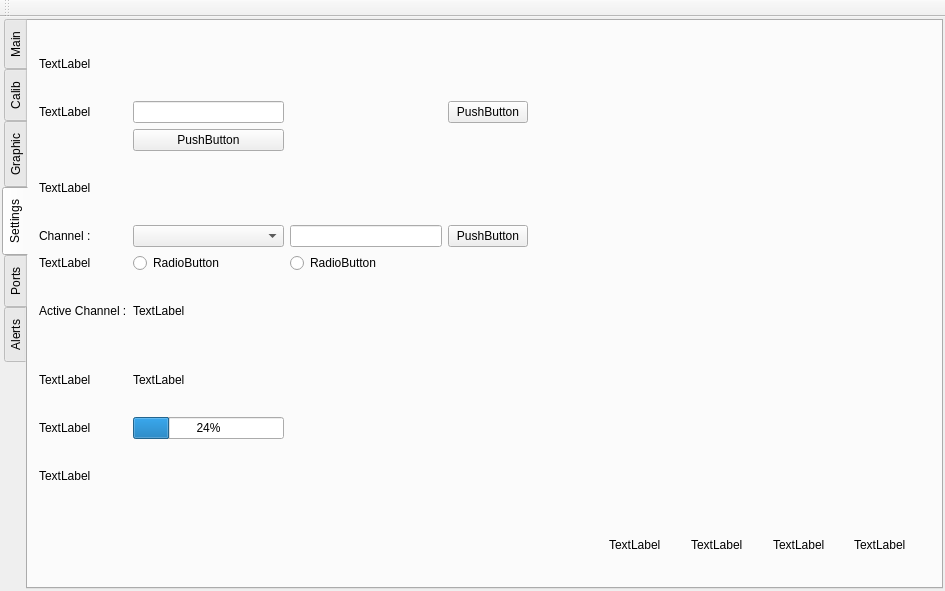
Before: the Qt Designer form dlcalmenu.ui in silozd/Data_Logger, drawn with Qt 5.
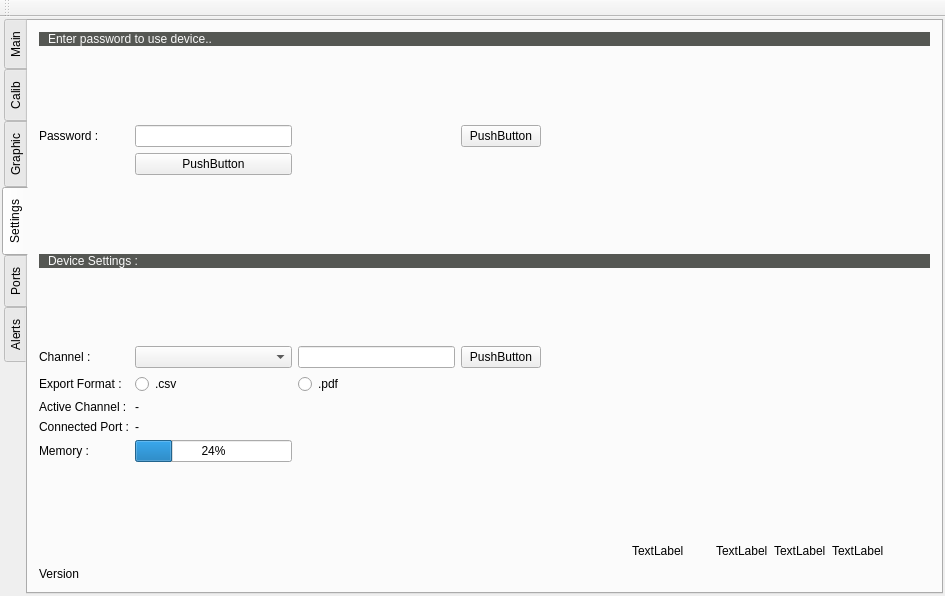
After: the same form once the commit is applied. The open tabs and pages were chosen to show the change.

Commit message: scroll , combobox added

Patch:
```diff
--- a/dlcalmenu.ui
+++ b/dlcalmenu.ui
@@ -7,7 +7,7 @@
     <x>0</x>
     <y>0</y>
     <width>945</width>
-    <height>591</height>
+    <height>596</height>
    </rect>
   </property>
   <property name="windowTitle">
@@ -563,175 +563,266 @@
        <attribute name="title">
         <string>Settings</string>
        </attribute>
-       <layout class="QGridLayout" name="gridLayout_10" columnstretch="1,2,2,1,1,1,1,1,1">
-        <item row="8" column="1">
-         <widget class="QProgressBar" name="progressBar">
-          <property name="value">
-           <number>24</number>
+       <layout class="QGridLayout" name="gridLayout_10" rowstretch="1,0,1,1,0,0,0,1,1,0,0,1,0,0,0" columnstretch="1,2,2,1,1,1,0,0,0,0">
+        <item row="13" column="4">
+         <spacer name="horizontalSpacer_4">
+          <property name="orientation">
+           <enum>Qt::Horizontal</enum>
           </property>
+          <property name="sizeHint" stdset="0">
+           <size>
+            <width>40</width>
+            <height>20</height>
+           </size>
+          </property>
+         </spacer>
+        </item>
+        <item row="10" column="1">
+         <widget class="QLabel" name="currentPort">
+          <property name="text">
+           <string>-</string>
+          </property>
          </widget>
         </item>
-        <item row="4" column="0">
+        <item row="13" column="5">
+         <widget class="QLabel" name="label_32">
+          <property name="text">
+           <string>TextLabel</string>
+          </property>
+         </widget>
+        </item>
+        <item row="2" column="0">
+         <widget class="QLabel" name="label_20">
+          <property name="text">
+           <string>Password :</string>
+          </property>
+         </widget>
+        </item>
+        <item row="13" column="7">
+         <widget class="QLabel" name="label_31">
+          <property name="text">
+           <string>TextLabel</string>
+          </property>
+         </widget>
+        </item>
+        <item row="10" column="0">
+         <widget class="QLabel" name="label_26">
+          <property name="text">
+           <string>Connected Port :</string>
+          </property>
+         </widget>
+        </item>
+        <item row="13" column="8">
+         <widget class="QLabel" name="label_33">
+          <property name="text">
+           <string>TextLabel</string>
+          </property>
+         </widget>
+        </item>
+        <item row="3" column="1">
+         <widget class="QPushButton" name="pushButton_8">
+          <property name="text">
+           <string>PushButton</string>
+          </property>
+         </widget>
+        </item>
+        <item row="7" column="1">
+         <widget class="QComboBox" name="combo_channels"/>
+        </item>
+        <item row="7" column="3">
+         <widget class="QPushButton" name="pushButton_10">
+          <property name="text">
+           <string>PushButton</string>
+          </property>
+         </widget>
+        </item>
+        <item row="7" column="0">
          <widget class="QLabel" name="label_22">
           <property name="text">
            <string>Channel :</string>
           </property>
          </widget>
         </item>
-        <item row="6" column="1">
+        <item row="2" column="3">
+         <widget class="QPushButton" name="pushButton_9">
+          <property name="text">
+           <string>PushButton</string>
+          </property>
+         </widget>
+        </item>
+        <item row="2" column="1">
+         <widget class="QLineEdit" name="lineEdit"/>
+        </item>
+        <item row="7" column="2">
+         <widget class="QLineEdit" name="lineEdit_2"/>
+        </item>
+        <item row="8" column="0">
+         <widget class="QLabel" name="label_23">
+          <property name="text">
+           <string>Export Format :</string>
+          </property>
+         </widget>
+        </item>
+        <item row="9" column="1">
          <widget class="QLabel" name="activeChannels">
           <property name="text">
-           <string>TextLabel</string>
+           <string>-</string>
           </property>
          </widget>
         </item>
-        <item row="2" column="1">
-         <widget class="QPushButton" name="pushButton_8">
-          <property name="text">
-           <string>PushButton</string>
+        <item row="1" column="1">
+         <spacer name="verticalSpacer_3">
+          <property name="orientation">
+           <enum>Qt::Vertical</enum>
           </property>
-         </widget>
+          <property name="sizeHint" stdset="0">
+           <size>
+            <width>20</width>
+            <height>40</height>
+           </size>
+          </property>
+         </spacer>
         </item>
-        <item row="6" column="0">
+        <item row="9" column="0">
          <widget class="QLabel" name="label_24">
           <property name="text">
            <string>Active Channel :</string>
           </property>
          </widget>
         </item>
-        <item row="5" column="1">
-         <widget class="QRadioButton" name="radioButton_3">
+        <item row="8" column="2">
+         <widget class="QRadioButton" name="radioButton_4">
           <property name="text">
-           <string>RadioButton</string>
+           <string>.pdf</string>
           </property>
          </widget>
         </item>
-        <item row="0" column="0">
-         <widget class="QLabel" name="label_19">
+        <item row="13" column="6">
+         <widget class="QLabel" name="label">
           <property name="text">
            <string>TextLabel</string>
           </property>
          </widget>
         </item>
-        <item row="1" column="0">
-         <widget class="QLabel" name="label_20">
-          <property name="text">
-           <string>TextLabel</string>
+        <item row="11" column="1">
+         <widget class="QProgressBar" name="progressBar">
+          <property name="value">
+           <number>24</number>
           </property>
          </widget>
         </item>
-        <item row="4" column="2">
-         <widget class="QLineEdit" name="lineEdit_2"/>
-        </item>
-        <item row="7" column="0">
-         <widget class="QLabel" name="label_26">
-          <property name="text">
-           <string>TextLabel</string>
+        <item row="6" column="1">
+         <spacer name="verticalSpacer_4">
+          <property name="orientation">
+           <enum>Qt::Vertical</enum>
           </property>
-         </widget>
+          <property name="sizeHint" stdset="0">
+           <size>
+            <width>20</width>
+            <height>40</height>
+           </size>
+          </property>
+         </spacer>
         </item>
         <item row="4" column="1">
-         <widget class="QComboBox" name="combo_channels"/>
+         <spacer name="verticalSpacer">
+          <property name="orientation">
+           <enum>Qt::Vertical</enum>
+          </property>
+          <property name="sizeHint" stdset="0">
+           <size>
+            <width>20</width>
+            <height>40</height>
+           </size>
+          </property>
+         </spacer>
         </item>
-        <item row="9" column="0">
-         <widget class="QLabel" name="label_29">
+        <item row="8" column="1">
+         <widget class="QRadioButton" name="radioButton_3">
           <property name="text">
-           <string>TextLabel</string>
+           <string>.csv</string>
           </property>
          </widget>
         </item>
-        <item row="8" column="0">
+        <item row="11" column="0">
          <widget class="QLabel" name="label_28">
           <property name="text">
-           <string>TextLabel</string>
+           <string>Memory :</string>
           </property>
          </widget>
         </item>
-        <item row="10" column="8">
-         <widget class="QLabel" name="label_33">
-          <property name="text">
-           <string>TextLabel</string>
-          </property>
-         </widget>
-        </item>
-        <item row="10" column="4">
-         <spacer name="horizontalSpacer_4">
+        <item row="12" column="4">
+         <spacer name="verticalSpacer_2">
           <property name="orientation">
-           <enum>Qt::Horizontal</enum>
+           <enum>Qt::Vertical</enum>
           </property>
           <property name="sizeHint" stdset="0">
            <size>
-            <width>40</width>
-            <height>20</height>
+            <width>20</width>
+            <height>40</height>
            </size>
           </property>
          </spacer>
         </item>
-        <item row="3" column="0">
+        <item row="5" column="0" colspan="10">
          <widget class="QLabel" name="label_21">
-          <property name="text">
-           <string>TextLabel</string>
+          <property name="sizePolicy">
+           <sizepolicy hsizetype="Preferred" vsizetype="Fixed">
+            <horstretch>0</horstretch>
+            <verstretch>0</verstretch>
+           </sizepolicy>
           </property>
-         </widget>
-        </item>
-        <item row="5" column="0">
-         <widget class="QLabel" name="label_23">
-          <property name="text">
-           <string>TextLabel</string>
+          <property name="styleSheet">
+           <string notr="true">background-color: rgb(85, 87, 83);
+color: rgb(250, 250, 250);</string>
           </property>
-         </widget>
-        </item>
-        <item row="7" column="1">
-         <widget class="QLabel" name="label_27">
           <property name="text">
-           <string>TextLabel</string>
+           <string>Device Settings :</string>
           </property>
-         </widget>
-        </item>
-        <item row="5" column="2">
-         <widget class="QRadioButton" name="radioButton_4">
-          <property name="text">
-           <string>RadioButton</string>
+          <property name="indent">
+           <number>9</number>
           </property>
          </widget>
         </item>
-        <item row="1" column="1">
-         <widget class="QLineEdit" name="lineEdit"/>
-        </item>
-        <item row="4" column="3">
-         <widget class="QPushButton" name="pushButton_10">
-          <property name="text">
-           <string>PushButton</string>
+        <item row="0" column="0" colspan="10">
+         <widget class="QLabel" name="label_19">
+          <property name="sizePolicy">
+           <sizepolicy hsizetype="Preferred" vsizetype="Fixed">
+            <horstretch>0</horstretch>
+            <verstretch>0</verstretch>
+           </sizepolicy>
           </property>
-         </widget>
-        </item>
-        <item row="10" column="5">
-         <widget class="QLabel" name="label_32">
-          <property name="text">
-           <string>TextLabel</string>
+          <property name="styleSheet">
+           <string notr="true">background-color: rgb(85, 87, 83);
+color: rgb(250, 250, 250);</string>
           </property>
-         </widget>
-        </item>
-        <item row="10" column="7">
-         <widget class="QLabel" name="label_31">
           <property name="text">
-           <string>TextLabel</string>
+           <string>Enter password to use device..</string>
           </property>
+          <property name="indent">
+           <number>9</number>
+          </property>
          </widget>
         </item>
-        <item row="10" column="6">
-         <widget class="QLabel" name="label">
+        <item row="14" column="0" colspan="10">
+         <widget class="QLabel" name="label_4">
           <property name="text">
-           <string>TextLabel</string>
+           <string>Version</string>
           </property>
          </widget>
         </item>
-        <item row="1" column="3">
-         <widget class="QPushButton" name="pushButton_9">
-          <property name="text">
-           <string>PushButton</string>
+        <item row="13" column="9">
+         <spacer name="horizontalSpacer">
+          <property name="orientation">
+           <enum>Qt::Horizontal</enum>
           </property>
-         </widget>
+          <property name="sizeHint" stdset="0">
+           <size>
+            <width>40</width>
+            <height>20</height>
+           </size>
+          </property>
+         </spacer>
         </item>
        </layout>
       </widget>
```
Left out of the diff: 169 changed lines with no effect on the pictures. The commit also changes 5 other files.
